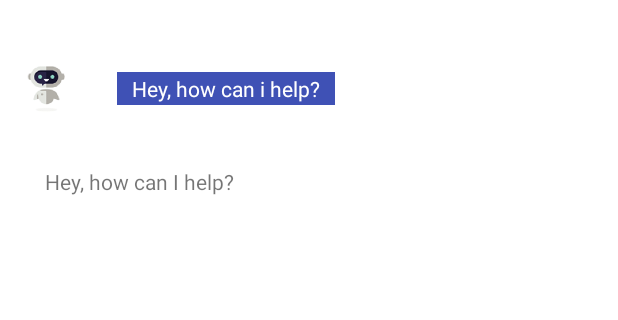
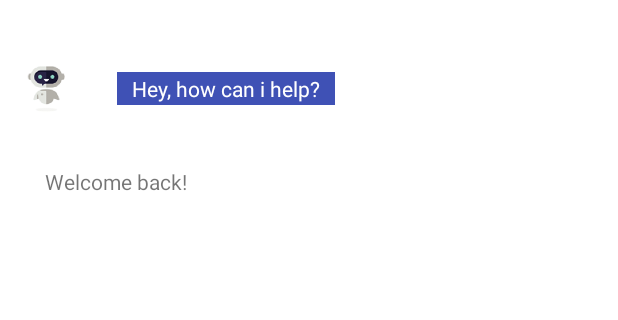
Before and after one commit to EdwardDunn/java-bot, an Android app: the screen it shows after launch (MainActivity), on a phone screen of 412 x 824 dp, the part 156-476 px from its top. Run offline under Robolectric (Android 15) with nearby library versions, the phone set to English and light mode, and no system bars.

Commit message:
Added ChatBot class and tested with hardcoded responses

```diff
--- /dev/null
+++ b/app/src/main/java/abertay/ac/uk/java_bot_app/ChatBot.java
@@ -0,0 +1,92 @@
+package abertay.ac.uk.java_bot_app;
+
+import java.util.HashMap;
+
+/**
+ * ChatBot
+ * The ChatBot class provides the Chat Bots functionality. It provides a public function for
+ * asking a question and connects to the database to retrieve current set of questions
+ *
+ * @author  Edward Dunn
+ * @version 1.0
+ */
+
+public class ChatBot {
+
+    private HashMap<String, String> solutions;
+    private HashMap<String, String> commonQuestions;
+    private HashMap<String, String> systemQuestions;
+
+    public ChatBot(){
+        solutions = new HashMap<String, String>();
+        commonQuestions = new HashMap<String, String>();
+        systemQuestions = new HashMap<String, String>();
+
+        populateSolutions();
+        populateCommonQuestions();
+        populateSystemQuestions();
+    }
+
+    private void populateSolutions(){
+        // TODO - populate HashMap from database questions table
+        solutions.put("parse int", "int x = Integer.parseInt(\"9\")");
+
+    }
+
+    private void populateCommonQuestions(){
+        // TODO - populate HashMap from database commonQuestions table
+        commonQuestions.put("how are you", "great thanks, can I help with a question?");
+        commonQuestions.put("what is your name", "my name is Java Bot");
+        commonQuestions.put("why is java so difficult", "its not difficult, if i can do it anyone can");
+        commonQuestions.put("bye", "bye bye");
+        commonQuestions.put("hi", "hey, can I help?");
+    }
+
+    private void populateSystemQuestions() {
+        // TODO - populate HashMap from database systemQuestions table
+        systemQuestions.put("onstart", "Welcome back!");
+        systemQuestions.put("error", "Sorry something went wrong");
+    }
+
+    public String askQuestion(String question){
+        String response = "";
+
+        // Check if question is a common question
+        for(String key : commonQuestions.keySet()){
+            if(question.contains(key)){
+                // If question does match a key, set solution to value for key
+                response = commonQuestions.get(key);
+            }
+        }
+
+        // Check if question is a system question
+        for(String key : systemQuestions.keySet()){
+            if(question.contains(key)){
+                // If question does match a key, set solution to value for key
+                response = systemQuestions.get(key);
+            }
+        }
+
+        // If not defined as system or common question - pass to get solution for programming question
+        if(response == ""){
+            response = getSolution(question);
+        }
+
+        return response;
+    }
+
+    private String getSolution(String question){
+        String solution = "";
+
+        // Check if question contains any matching text against keys held for solutions in solutions hash map
+        for(String key : solutions.keySet()){
+            if(question.contains(key)){
+                // If question does match a key, set solution to value for key
+                solution = solutions.get(key);
+            }
+        }
+
+        return solution;
+    }
+
+}
--- a/app/src/main/java/abertay/ac/uk/java_bot_app/MainActivity.java
+++ b/app/src/main/java/abertay/ac/uk/java_bot_app/MainActivity.java
@@ -1,3 +1,5 @@
+package abertay.ac.uk.java_bot_app;
+
 /**
  * MainActivity
  * The MainActivity class provides the chat bot features to the app.
@@ -6,8 +8,6 @@
  * @author  Edward Dunn
  * @version 1.0
  */
-
-package abertay.ac.uk.java_bot_app;
 
 import android.support.v7.app.AppCompatActivity;
 import android.os.Bundle;
@@ -49,6 +49,8 @@ public class MainActivity extends AppCompatActivity implements View.OnClickListe
 
     public void onResume(){
         super.onResume();
+        // Display 'welcome back' chat bot message when resumed
+        getChatBotResponse("resumed");
     }
 
     @Override
@@ -58,14 +60,15 @@ public class MainActivity extends AppCompatActivity implements View.OnClickListe
             String question = "";
             question  = question_field.getText().toString();
             getChatBotResponse(question);
+            question_field.setText("");
 
         }else{
-
+            // TODO - populate with other UI clicks
         }
     }
 
     /**
-     * Function used to create new TextView on click on ask question button
+     * Method used to create new TextView on click on ask question button
      * @param text
      * @return TextView
      */
@@ -77,17 +80,33 @@ public class MainActivity extends AppCompatActivity implements View.OnClickListe
         return textView;
     }
 
+    /**
+     * Method to evaluate the question being asked and provide a response, including opening the solution activity
+     * @param question
+     */
     private void getChatBotResponse(String question){
         // If question has not value assigned 'empty' to it
 
+        String response = "";
+
         question = question.toLowerCase();
 
-       if(question.contains("onstart")){
+        ChatBot cb = new ChatBot();
+        response = cb.askQuestion(question);
+
+        layout.addView(createNewTextView(response));
+
+       /*if(question.contains("onstart")){
             layout.addView(createNewTextView("Hey, how can I help?"));
         }
+        else if(question.contains("resumed")){
+            layout.addView(createNewTextView("Welcome back!"));
+        }
         else if(question.contains("parse") && question.contains("int")) {
-            layout.addView(createNewTextView("int b = Integer.parseInt(\"444\",16);"));
-        }
+           layout.addView(createNewTextView("Let me chat for a solution"));
+
+           // TODO - open SolutionActivity to display answer - pass in "parse int"
+        }*/
 
     }
 }
--- a/app/src/main/java/abertay/ac/uk/java_bot_app/SolutionActivity.java
+++ b/app/src/main/java/abertay/ac/uk/java_bot_app/SolutionActivity.java
@@ -1,3 +1,5 @@
+package abertay.ac.uk.java_bot_app;
+
 /**
  * SolutionActivity
  * The SolutionActivity provides a solution fetched from the database and displays
@@ -7,8 +9,6 @@
  * @author  Edward Dunn
  * @version 1.0
  */
-
-package abertay.ac.uk.java_bot_app;
 
 import android.support.v7.app.AppCompatActivity;
 import android.os.Bundle;
--- a/app/src/main/res/layout/activity_solution.xml
+++ b/app/src/main/res/layout/activity_solution.xml
@@ -2,6 +2,7 @@
 <android.support.constraint.ConstraintLayout xmlns:android="http://schemas.android.com/apk/res/android"
     xmlns:app="http://schemas.android.com/apk/res-auto"
     xmlns:tools="http://schemas.android.com/tools"
+    android:id="@+id/solution_cl_layout"
     android:layout_width="match_parent"
     android:layout_height="match_parent"
     tools:context="abertay.ac.uk.java_bot_app.SolutionActivity">
```
